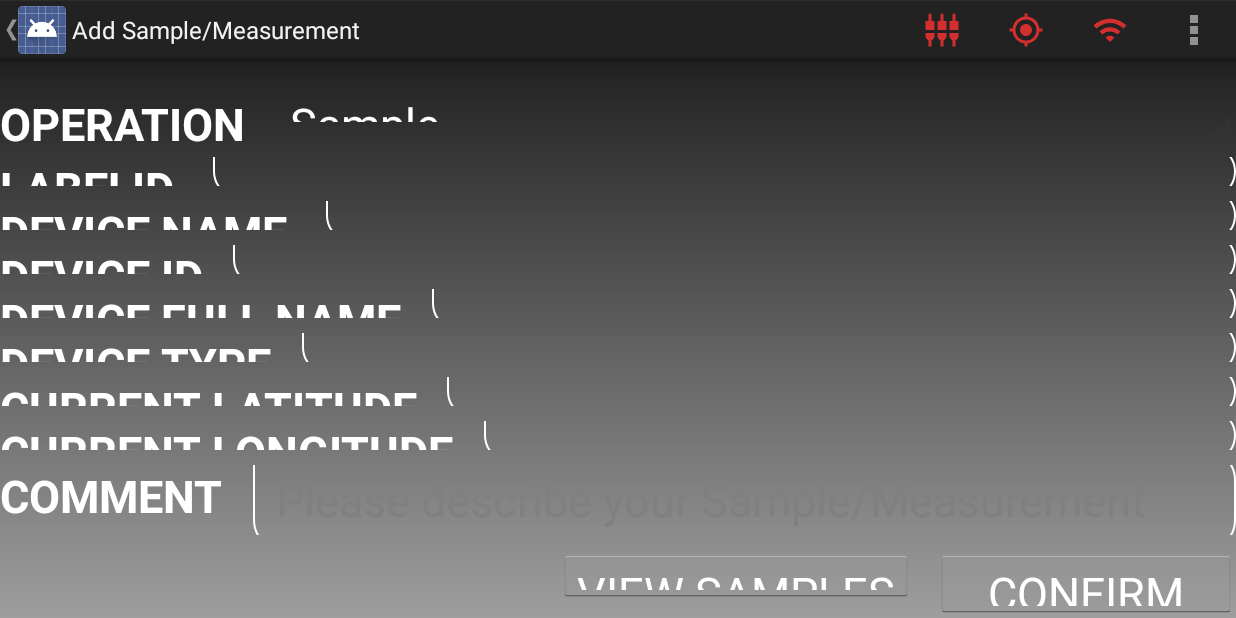
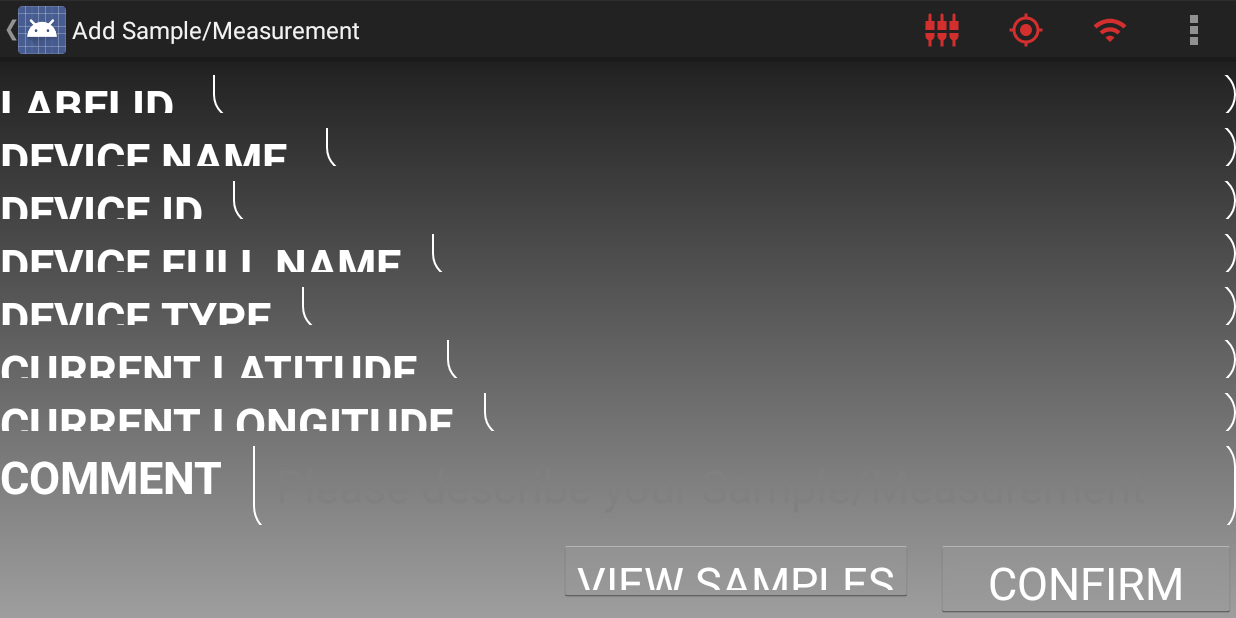
Before and after one commit to drhirnbrand/FloeNavigation, an Android app: the SampleMeasurementActivity screen opened directly, with no data from a screen before it, on a phone screen of 824 x 412 dp (held sideways). Run offline under Robolectric (Android 15) with nearby library versions, the phone set to English and light mode, and no system bars.

Commit message:
Following changes implemented and tested 1. Buttons and terminology -Action (many actions are one "device operation") -Remove "Operation" -Deployment => Static station (rename) -Don't show Type of static station -For set up: "Rerun" and "Finish" 2. Labels -Suggest labels: Tabletname_Counter -Restart after sync 3. Comments -Not mandatory -Is part of the label, but not labelID (Need to be clarified)

```diff
--- a/app/src/main/java/de/awi/floenavigation/deployment/StationInstallFragment.java
+++ b/app/src/main/java/de/awi/floenavigation/deployment/StationInstallFragment.java
@@ -146,6 +146,8 @@ public class StationInstallFragment extends Fragment implements View.OnClickList
         if (stationTypeAIS) {
             layout.findViewById(R.id.stationMMSI).setVisibility(View.VISIBLE);
             layout.findViewById(R.id.station_mmsi).setEnabled(true);
+            layout.findViewById(R.id.station_type).setVisibility(View.VISIBLE);
+            layout.findViewById(R.id.station_type).setEnabled(true);
             layout.findViewById(R.id.staticStationTabletLat).setVisibility(View.GONE);
             layout.findViewById(R.id.staticStationTabletLon).setVisibility(View.GONE);
             layout.findViewById(R.id.station_confirm).setClickable(true);
@@ -155,6 +157,7 @@ public class StationInstallFragment extends Fragment implements View.OnClickList
             layout.findViewById(R.id.staticStationTabletLat).setVisibility(View.VISIBLE);
             layout.findViewById(R.id.staticStationTabletLon).setVisibility(View.VISIBLE);
             layout.findViewById(R.id.stationMMSI).setVisibility(View.GONE);
+            layout.findViewById(R.id.station_type).setVisibility(View.GONE);
             layout.findViewById(R.id.station_confirm).setClickable(true);
             layout.findViewById(R.id.station_confirm).setEnabled(true);
             changeFormat = DatabaseHelper.readCoordinateDisplaySetting(getActivity());
--- a/app/src/main/java/de/awi/floenavigation/helperclasses/DatabaseHelper.java
+++ b/app/src/main/java/de/awi/floenavigation/helperclasses/DatabaseHelper.java
@@ -103,6 +103,17 @@ public class DatabaseHelper extends SQLiteOpenHelper {
      * Specifies the value which is inserted in the Database table {@link #baseStationTable} if the station is the Origin station.
      */
     public static final double ORIGIN = 1;
+
+    /**
+     * It is a counter which is appended to the {@link #tabletId}, which forms the label id in the sample and measurement
+     * menu.
+     * This counter is automatically incremented whenever the user wishes to add a new sample, thus providing the user with a
+     * default name for the sample. It is incremented until synchronization of the database tables with the server.
+     * This counter is initialized again to '1' after synchronization.
+     * The user can however change the label id if this suggestion is not acceptable and can enter another value.
+     *
+     */
+    public static int SAMPLE_ID_COUNTER = 1;
 
     /**
      * Name of the Configuration Parameter which defines the maximum correct distance in meters between the predicted coordinates and received coordinates
@@ -983,6 +994,7 @@ public class DatabaseHelper extends SQLiteOpenHelper {
     //public static final int MOTHER_SHIP_MMSI = 211202460;
     //For Testing purposes
     public static final int MOTHER_SHIP_MMSI = 211202460;//230070870;
+
 
 
     /**
@@ -1127,7 +1139,7 @@ public class DatabaseHelper extends SQLiteOpenHelper {
                         deviceID + " TEXT," +
                         deviceName + " TEXT, " +
                         deviceShortName + " TEXT, " +
-                        operation + " TEXT, " +
+                        //operation + " TEXT, " +
                         deviceType + " TEXT, " +
                         comment + " TEXT, " +
                         latitude + " REAL, " +
--- a/app/src/main/java/de/awi/floenavigation/helperclasses/DialogActivity.java
+++ b/app/src/main/java/de/awi/floenavigation/helperclasses/DialogActivity.java
@@ -279,7 +279,7 @@ public class DialogActivity extends Activity {
 
             if (showDialogOptions) {
 
-                alertBuilder.setPositiveButton("Confirm", new DialogInterface.OnClickListener() {
+                alertBuilder.setPositiveButton("Rerun", new DialogInterface.OnClickListener() {
                     @Override
                     public void onClick(DialogInterface dialog, int which) {
                         //clearDatabase();
--- a/app/src/main/java/de/awi/floenavigation/initialsetup/SetupActivity.java
+++ b/app/src/main/java/de/awi/floenavigation/initialsetup/SetupActivity.java
@@ -497,7 +497,7 @@ public class SetupActivity extends ActionBarActivity {
      */
     private void dialogBoxDisplay() {
 
-        String popupMsg = "Do you wish to rerun the initial setup?, then press Confirm!";
+        String popupMsg = "Do you wish to rerun the initial setup?";
         String title = "Initial Setup Completed";
         Intent dialogIntent = new Intent(this, DialogActivity.class);
         dialogIntent.putExtra(DialogActivity.DIALOG_TITLE, title);
--- a/app/src/main/java/de/awi/floenavigation/sample_measurement/SampleMeasurementActivity.java
+++ b/app/src/main/java/de/awi/floenavigation/sample_measurement/SampleMeasurementActivity.java
@@ -12,6 +12,7 @@ import android.database.sqlite.SQLiteException;
 import android.database.sqlite.SQLiteOpenHelper;
 import android.graphics.Color;
 import android.graphics.PorterDuff;
+import android.os.AsyncTask;
 import android.os.Bundle;
 import android.app.Activity;
 import android.os.Handler;
@@ -130,7 +131,7 @@ public class SampleMeasurementActivity extends Activity {
     /**
      * Spinner for listing sample or measurement
      */
-    private Spinner operation;
+    //private Spinner operation;
     /**
      * to change the display format of the geographic coordinates
      */
@@ -185,6 +186,15 @@ public class SampleMeasurementActivity extends Activity {
      * Menu items
      */
     private MenuItem gpsIconItem, aisIconItem, gridSetupIconItem;
+    /**
+     * Stores the tablet id
+     */
+    private String tabletID;
+
+    /**
+     * Label ID edit text
+     */
+    private EditText labelId_TV;
 
     /**
      * Intializes all the views
@@ -199,11 +209,15 @@ public class SampleMeasurementActivity extends Activity {
         changeFormat = DatabaseHelper.readCoordinateDisplaySetting(this);
         numOfSignificantFigures = DatabaseHelper.readSiginificantDigitsSetting(this);
 
-
+        //Set text for label ID
+        if (getTabletID()) {
+            labelId_TV = findViewById(R.id.sampleMeasurementLabelId);
+            labelId_TV.setText(String.format("%s_%s", tabletID, Integer.toString(DatabaseHelper.SAMPLE_ID_COUNTER)));
+        }
 
         //Advanced Search Feature
         DatabaseHelper.loadDeviceList(getApplicationContext());
-        setSpinnerValues();
+        //setSpinnerValues();
         final AutoCompleteTextView deviceNameTextView = findViewById(R.id.deviceshortname);
         ArrayAdapter<String> adapter = DatabaseHelper.advancedSearchTextView(getApplicationContext());
         deviceNameTextView.setDropDownBackgroundResource(R.color.backgroundGradStart);
@@ -251,6 +265,38 @@ public class SampleMeasurementActivity extends Activity {
                 }
             }
         });
+    }
+
+    /**
+     * Function to read tablet id from the database table
+     */
+    private boolean getTabletID() {
+        boolean success = false;
+        try{
+            DatabaseHelper dbHelper = DatabaseHelper.getDbInstance(getApplicationContext());
+            SQLiteDatabase db = dbHelper.getReadableDatabase();
+            Cursor paramCursor = db.query(DatabaseHelper.configParametersTable,
+                    new String[] {DatabaseHelper.parameterName, DatabaseHelper.parameterValue},
+                    DatabaseHelper.parameterName +" = ?",
+                    new String[] {DatabaseHelper.tabletId},
+                    null, null, null);
+            if (paramCursor.moveToFirst()){
+                String paramValue = paramCursor.getString(paramCursor.getColumnIndexOrThrow(DatabaseHelper.parameterValue));
+                if(!paramValue.isEmpty()){
+                    success = true;
+                    tabletID = paramValue;
+                } else{
+                    Log.d(TAG, "Blank TabletID");
+                }
+            } else{
+                Log.d(TAG, "TabletID not set");
+            }
+            paramCursor.close();
+
+        } catch(SQLiteException e){
+            Log.d(TAG, "Error Reading from Database");
+        }
+        return success;
     }
 
     /**
@@ -318,13 +364,14 @@ public class SampleMeasurementActivity extends Activity {
      * {@link #operation} spinner value shows a drop down list to select between sample
      * and measurement
      */
+    /**
     private void setSpinnerValues(){
         operation = findViewById(R.id.operationspinner);
         String[] contents = new String[]{"Sample", "Measurement"};
         ArrayAdapter<String> adapter = new ArrayAdapter<>(this, R.layout.spinner_item, contents);
         adapter.setDropDownViewResource(android.R.layout.simple_spinner_dropdown_item);
         operation.setAdapter(adapter);
-    }
+    }**/
 
     /**
      * onStart method to call {@link #actionBarUpdatesFunction()}
@@ -482,11 +529,12 @@ public class SampleMeasurementActivity extends Activity {
                 Toast.makeText(getApplicationContext(), "Error reading Label ID", Toast.LENGTH_LONG).show();
                 return false;
             }
+            /**
             EditText commentView = findViewById(R.id.sampleMeasurementComment);
             if(TextUtils.isEmpty(commentView.getText().toString())){
                 Toast.makeText(getApplicationContext(), "Error Reading Comment", Toast.LENGTH_SHORT).show();
                 return false;
-            }
+            }**/
 
             if (getOriginCoordinates()) {
                 calculateSampledLocationParameters();
@@ -495,7 +543,7 @@ public class SampleMeasurementActivity extends Activity {
                 mContentValues.put(DatabaseHelper.deviceID, selectedDeviceAttributes.get(deviceIDIndex));
                 mContentValues.put(DatabaseHelper.deviceName, selectedDeviceAttributes.get(deviceFullNameIndex));
                 mContentValues.put(DatabaseHelper.deviceShortName, deviceSelectedName);
-                mContentValues.put(DatabaseHelper.operation, operation.getSelectedItem().toString());
+                //mContentValues.put(DatabaseHelper.operation, operation.getSelectedItem().toString());
                 mContentValues.put(DatabaseHelper.deviceType, selectedDeviceAttributes.get(deviceTypeIndex));
                 mContentValues.put(DatabaseHelper.latitude, tabletLat);
                 mContentValues.put(DatabaseHelper.longitude, tabletLon);
@@ -525,8 +573,9 @@ public class SampleMeasurementActivity extends Activity {
         SimpleDateFormat displayFormat = new SimpleDateFormat("yyyyMMdd'D'HHmmss");
         displayFormat.setTimeZone(TimeZone.getTimeZone("gmt"));
         time = displayFormat.format(date);
-        EditText labelId_TV = findViewById(R.id.sampleMeasurementLabelId);
         labelId = labelId_TV.getText().toString();
+        if (labelId.contains(tabletID))
+            DatabaseHelper.SAMPLE_ID_COUNTER += 1;
         EditText comment_TV = findViewById(R.id.sampleMeasurementComment);
         comment = comment_TV.getText().toString();
         List<String> labelElements = new ArrayList<String>();
@@ -536,7 +585,7 @@ public class SampleMeasurementActivity extends Activity {
         labelElements.add(String.valueOf(xPosition));
         labelElements.add(String.valueOf(yPosition));
         labelElements.add(labelId);
-        labelElements.add(operation.getSelectedItem().toString());
+        //labelElements.add(operation.getSelectedItem().toString());
         labelElements.add(comment);
         labelElements.add(selectedDeviceAttributes.get(deviceIDIndex));
         label = TextUtils.join(",", labelElements);
--- a/app/src/main/res/layout/activity_sample_measurement.xml
+++ b/app/src/main/res/layout/activity_sample_measurement.xml
@@ -9,6 +9,7 @@
     android:background="@drawable/background_bg"
     tools:context=".sample_measurement.SampleMeasurementActivity">
 
+    <!--
     <LinearLayout
         android:layout_width="match_parent"
         android:layout_height="wrap_content"
@@ -33,7 +34,7 @@
             android:layout_height="wrap_content"
             android:popupBackground="@color/white"
             android:spinnerMode="dropdown"/>
-    </LinearLayout>
+    </LinearLayout> -->
 
     <LinearLayout
         android:layout_width="match_parent"
--- a/app/src/main/res/layout/fragment_station_install.xml
+++ b/app/src/main/res/layout/fragment_station_install.xml
@@ -77,6 +77,7 @@
     </LinearLayout>
 
     <LinearLayout
+        android:id="@+id/station_type"
         android:layout_width="match_parent"
         android:layout_height="0dp"
         android:orientation="horizontal"
--- a/app/src/main/res/values/strings.xml
+++ b/app/src/main/res/values/strings.xml
@@ -2,7 +2,7 @@
     <string name="app_name">FloeNavigation</string>
 
     <!--Dashboard Buttons Names -->
-    <string name="deploymentButton">Deployment</string>
+    <string name="deploymentButton">Static Station</string>
     <string name="recoveryButton">Recovery</string>
     <string name="redeploymentButton">Redeployment</string>
     <string name="sampleMeasurementButton">Sample/\nMeasurement</string>
```
Also changed, not shown: app/src/main/java/de/awi/floenavigation/synchronization/SampleMeasurement.java (+4 -4 lines), app/src/main/java/de/awi/floenavigation/synchronization/SampleMeasurementSync.java (+5 -3 lines).
